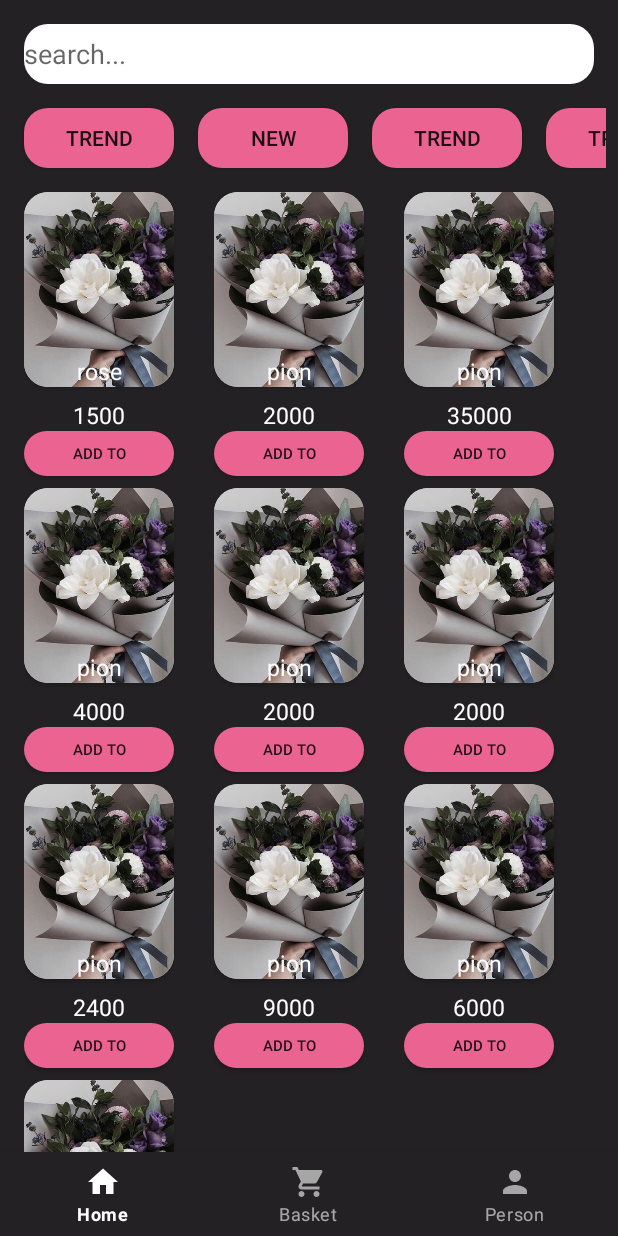
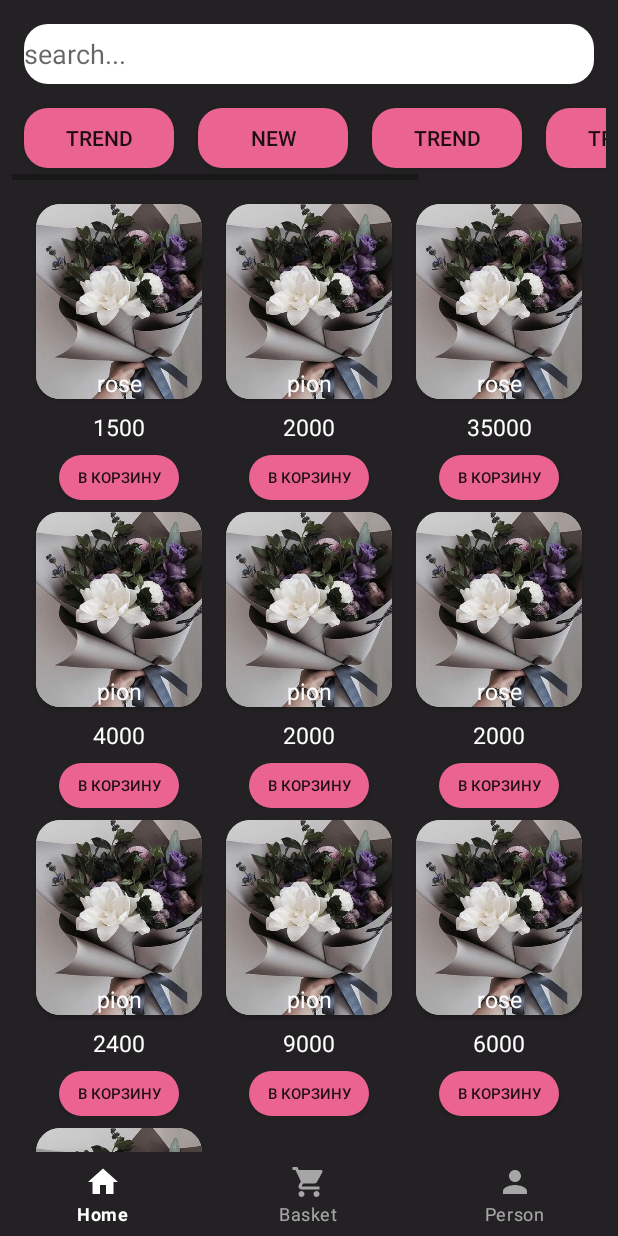
Before and after one commit to EllinaDev/ArtFlowers, an Android app: the HomeFragment screen opened through its navigation route, on a phone screen of 412 x 824 dp. Run offline under Robolectric (Android 15) with nearby library versions, the phone set to English and light mode, and no system bars; our stand-ins replace Dagger/Hilt's generated code, Room's generated code, navigation-ui.

Commit message:
create fragment_person, create fragment_item_click. ui

```diff
--- a/app/src/main/java/com/example/artflowersapp/ui/BasketFragment.kt
+++ b/app/src/main/java/com/example/artflowersapp/ui/BasketFragment.kt
@@ -5,16 +5,21 @@ import android.view.LayoutInflater
 import android.view.View
 import android.view.ViewGroup
 import androidx.fragment.app.Fragment
+import com.example.artflowersapp.databinding.FragmentBasketBinding
 import dagger.hilt.android.AndroidEntryPoint
 
 @AndroidEntryPoint
 class BasketFragment: Fragment() {
+
+    private var _binding: FragmentBasketBinding? = null
+    private val binding: FragmentBasketBinding get() = _binding!!
     override fun onCreateView(
         inflater: LayoutInflater,
         container: ViewGroup?,
         savedInstanceState: Bundle?
     ): View? {
-        return super.onCreateView(inflater, container, savedInstanceState)
+        _binding = FragmentBasketBinding.inflate(inflater)
+        return binding.root
     }
 
     override fun onViewCreated(view: View, savedInstanceState: Bundle?) {
--- /dev/null
+++ b/app/src/main/res/drawable/ic_baseline_favorite_24_white.xml
@@ -0,0 +1,5 @@
+<vector android:height="24dp" android:tint="#FFFFFF"
+    android:viewportHeight="24" android:viewportWidth="24"
+    android:width="24dp" xmlns:android="http://schemas.android.com/apk/res/android">
+    <path android:fillColor="@android:color/white" android:pathData="M12,21.35l-1.45,-1.32C5.4,15.36 2,12.28 2,8.5 2,5.42 4.42,3 7.5,3c1.74,0 3.41,0.81 4.5,2.09C13.09,3.81 14.76,3 16.5,3 19.58,3 22,5.42 22,8.5c0,3.78 -3.4,6.86 -8.55,11.54L12,21.35z"/>
+</vector>
--- /dev/null
+++ b/app/src/main/res/drawable/ic_baseline_shopping_cart_24_white.xml
@@ -0,0 +1,5 @@
+<vector android:height="24dp" android:tint="#FFFFFF"
+    android:viewportHeight="24" android:viewportWidth="24"
+    android:width="24dp" xmlns:android="http://schemas.android.com/apk/res/android">
+    <path android:fillColor="@android:color/white" android:pathData="M7,18c-1.1,0 -1.99,0.9 -1.99,2S5.9,22 7,22s2,-0.9 2,-2 -0.9,-2 -2,-2zM1,2v2h2l3.6,7.59 -1.35,2.45c-0.16,0.28 -0.25,0.61 -0.25,0.96 0,1.1 0.9,2 2,2h12v-2L7.42,15c-0.14,0 -0.25,-0.11 -0.25,-0.25l0.03,-0.12 0.9,-1.63h7.45c0.75,0 1.41,-0.41 1.75,-1.03l3.58,-6.49c0.08,-0.14 0.12,-0.31 0.12,-0.48 0,-0.55 -0.45,-1 -1,-1L5.21,4l-0.94,-2L1,2zM17,18c-1.1,0 -1.99,0.9 -1.99,2s0.89,2 1.99,2 2,-0.9 2,-2 -0.9,-2 -2,-2z"/>
+</vector>
--- a/app/src/main/res/layout/fragment_home.xml
+++ b/app/src/main/res/layout/fragment_home.xml
@@ -1,22 +1,22 @@
 <?xml version="1.0" encoding="utf-8"?>
 <androidx.constraintlayout.widget.ConstraintLayout xmlns:android="http://schemas.android.com/apk/res/android"
+    xmlns:app="http://schemas.android.com/apk/res-auto"
+    xmlns:tools="http://schemas.android.com/tools"
     android:layout_width="match_parent"
     android:layout_height="match_parent"
-    xmlns:app="http://schemas.android.com/apk/res-auto"
-    xmlns:tools="http://schemas.android.com/tools"
     android:background="@color/backround_black">
 
     <EditText
         android:id="@+id/bg_search"
         android:layout_width="match_parent"
         android:layout_height="40dp"
+        android:layout_margin="8dp"
         android:background="@drawable/bg_add"
         android:backgroundTint="@color/white"
-        app:layout_constraintTop_toTopOf="parent"
         android:hint="search..."
-        android:layout_margin="8dp"/>
+        app:layout_constraintTop_toTopOf="parent" />
 
-    <ScrollView
+    <HorizontalScrollView
         android:id="@+id/scroll_vie"
         android:layout_width="wrap_content"
         android:layout_height="wrap_content"
@@ -26,8 +26,8 @@
         <LinearLayout
             android:layout_width="wrap_content"
             android:layout_height="wrap_content"
-            android:orientation="horizontal"
-            android:layout_marginTop="8dp">
+            android:layout_marginTop="8dp"
+            android:orientation="horizontal">
 
             <androidx.appcompat.widget.AppCompatButton
                 android:layout_width="100dp"
@@ -41,7 +41,7 @@
                 android:layout_height="40dp"
                 android:layout_margin="8dp"
                 android:background="@drawable/bg_add"
-                android:text="new"/>
+                android:text="new" />
 
             <androidx.appcompat.widget.AppCompatButton
                 android:layout_width="100dp"
@@ -62,20 +62,23 @@
                 android:layout_height="40dp"
                 android:layout_margin="8dp"
                 android:background="@drawable/bg_add"
-                android:text="@string/st_new"/>
+                android:text="@string/st_new" />
         </LinearLayout>
-    </ScrollView>
+    </HorizontalScrollView>
 
     <androidx.recyclerview.widget.RecyclerView
         android:id="@+id/recycler_view"
         android:layout_width="0dp"
         android:layout_height="0dp"
+        android:layout_margin="8dp"
+        android:orientation="vertical"
+        app:layoutManager="androidx.recyclerview.widget.GridLayoutManager"
         app:layout_constraintBottom_toBottomOf="parent"
         app:layout_constraintEnd_toEndOf="parent"
-        android:orientation="horizontal"
-        android:layout_margin="8dp"
         app:layout_constraintStart_toStartOf="parent"
         app:layout_constraintTop_toBottomOf="@id/scroll_vie"
+        app:layout_constraintVertical_bias="0.562"
+        app:spanCount="3"
         tools:listitem="@layout/item_flower" />
 
 </androidx.constraintlayout.widget.ConstraintLayout>
--- a/app/src/main/res/layout/item_flower.xml
+++ b/app/src/main/res/layout/item_flower.xml
@@ -1,27 +1,29 @@
 <?xml version="1.0" encoding="utf-8"?>
-<androidx.constraintlayout.widget.ConstraintLayout xmlns:android="http://schemas.android.com/apk/res/android"
+<androidx.constraintlayout.widget.ConstraintLayout
+    xmlns:android="http://schemas.android.com/apk/res/android"
     xmlns:app="http://schemas.android.com/apk/res-auto"
-    android:layout_width="wrap_content"
+    android:layout_width="match_parent"
     android:layout_height="wrap_content"
     android:layout_margin="8dp"
     android:background="@color/backround_black">
 
     <androidx.cardview.widget.CardView
         android:id="@+id/cardView"
-        android:layout_width="wrap_content"
+        android:layout_width="match_parent"
         android:layout_height="wrap_content"
         app:cardCornerRadius="16dp"
+        android:layout_margin="8dp"
         app:layout_constraintLeft_toLeftOf="parent"
         app:layout_constraintTop_toTopOf="parent">
 
         <androidx.constraintlayout.widget.ConstraintLayout
             android:id="@+id/constraint"
-            android:layout_width="wrap_content"
+            android:layout_width="match_parent"
             android:layout_height="wrap_content">
 
             <ImageView
                 android:id="@+id/iv_photo"
-                android:layout_width="100dp"
+                android:layout_width="match_parent"
                 android:layout_height="130dp"
                 android:scaleType="centerCrop"
                 android:src="@drawable/flower"
@@ -52,19 +54,22 @@
         android:layout_height="wrap_content"
         android:layout_margin="8dp"
         android:text="1000"
+        android:textColor="@color/white"
         android:textSize="15sp"
-        android:textColor="@color/white"
+        app:layout_constraintBottom_toTopOf="@id/btn_add_to_basket"
         app:layout_constraintEnd_toEndOf="@+id/cardView"
         app:layout_constraintStart_toStartOf="@+id/cardView"
         app:layout_constraintTop_toBottomOf="@+id/cardView" />
 
     <androidx.appcompat.widget.AppCompatButton
-        android:layout_width="100dp"
+        android:id="@+id/btn_add_to_basket"
+        android:layout_width="80dp"
         android:layout_height="30dp"
         android:background="@drawable/bg_add"
-        android:text="add to"
+        android:text="@string/st_add_to"
         android:textSize="10sp"
-        android:layout_marginBottom="8dp"
+        android:clickable="true"
+        android:focusable="true"
         app:layout_constraintBottom_toBottomOf="parent"
         app:layout_constraintEnd_toEndOf="@+id/cardView"
         app:layout_constraintStart_toStartOf="@+id/cardView"
--- a/app/src/main/res/values/colors.xml
+++ b/app/src/main/res/values/colors.xml
@@ -9,4 +9,5 @@
     <color name="white">#FFFFFFFF</color>
     <color name="purple">#EA6391</color>
     <color name="black">#000</color>
+    <color name="red_price_color">#E81414</color>
 </resources>
--- a/app/src/main/res/values/strings.xml
+++ b/app/src/main/res/values/strings.xml
@@ -2,4 +2,6 @@
     <string name="app_name">Artflowers App</string>
     <string name="st_new">new</string>
     <string name="st_trend">trend</string>
+    <string name="st_add_to">в корзину</string>
+    <string name="st_same_flowers">похожие товары</string>
 </resources>
--- a/app/src/main/res/values/themes.xml
+++ b/app/src/main/res/values/themes.xml
@@ -12,5 +12,11 @@
         <!-- Status bar color. -->
         <item name="android:statusBarColor" tools:targetApi="l">?attr/colorPrimaryVariant</item>
         <!-- Customize your theme here. -->
+
     </style>
+
+    <style name="ShapeAppearanceOverlay.App.CornerSize50Percent" parent="">
+    <item name="cornerSize">50%</item>
+    </style>
+
 </resources>
```
Also changed, not shown: app/src/main/java/com/example/artflowersapp/ui/PersonFragment.kt (+8 -1 lines), app/src/main/java/com/example/artflowersapp/utils/FakeData.kt (+7 -8 lines), app/src/main/res/layout/fragment_basket.xml (+6 -2 lines), app/src/main/res/layout/fragment_item_click.xml (added, +93 -0 lines), app/src/main/res/layout/fragment_person.xml (+104 -1 lines), app/src/main/res/values-night/themes.xml (+7 -0 lines), app/src/main/res/drawable-v24/flower_two.jpg (renamed from app/src/main/res/drawable-v24/d121b08d03dc88b44bda88fe92369d85.jpg).
